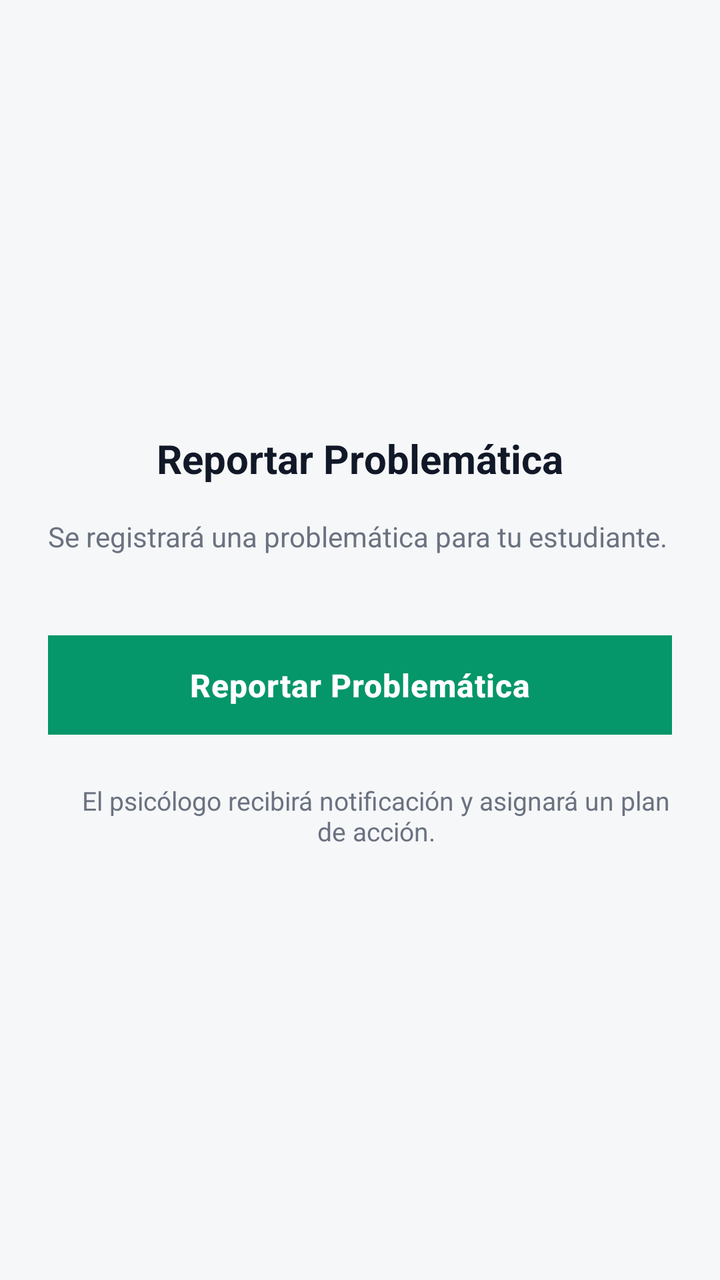
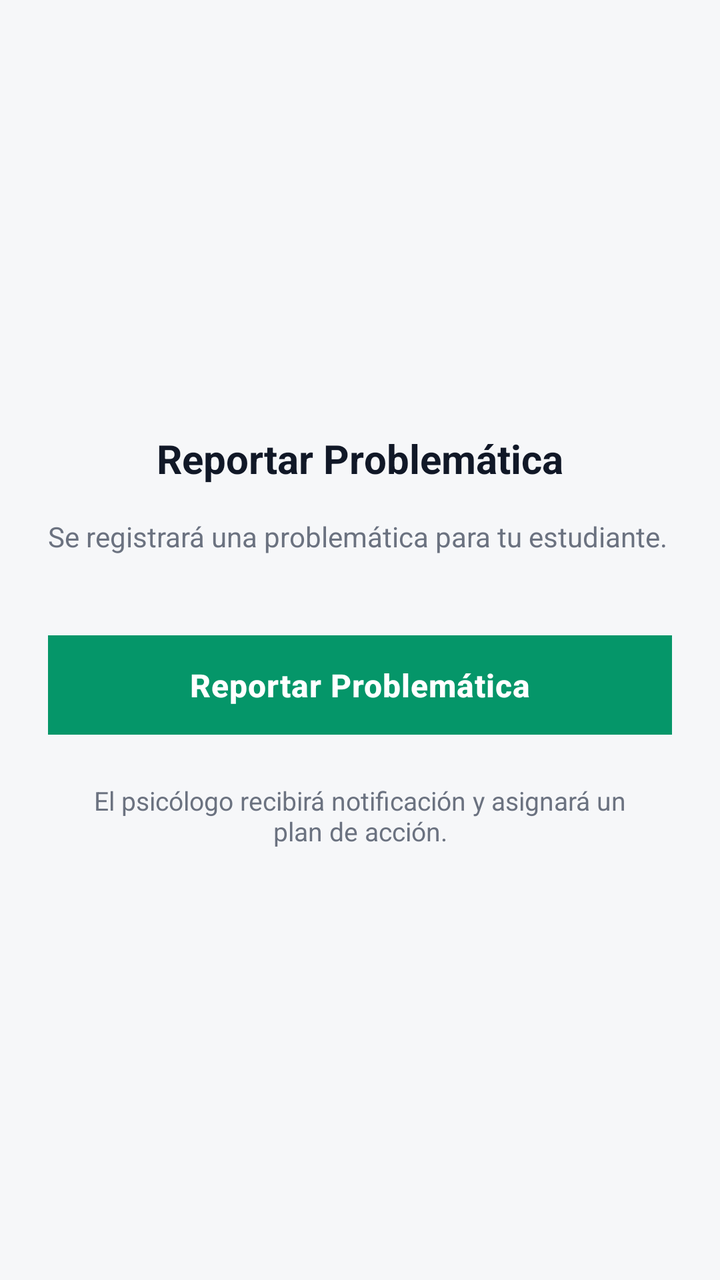

Compare the two renders of this Android layout. The source of the first and the diff that turns it into the second are given below.
<!-- AndroidManifest.xml: application theme Theme.BienestarUPC -->
<!-- res/layout/fragment_report_problematica.xml -->
<?xml version="1.0" encoding="utf-8"?>
<LinearLayout xmlns:android="http://schemas.android.com/apk/res/android"
    android:layout_width="match_parent"
    android:layout_height="match_parent"
    android:orientation="vertical"
    android:padding="24dp"
    android:gravity="center">

    <TextView
        android:layout_width="wrap_content"
        android:layout_height="wrap_content"
        android:layout_marginBottom="16dp"
        android:text="Reportar Problemática"
        android:textColor="@color/text_primary"
        android:textSize="20sp"
        android:textStyle="bold" />

    <TextView
        android:layout_width="match_parent"
        android:layout_height="wrap_content"
        android:layout_marginBottom="16dp"
        android:text="Se registrará una problemática para tu estudiante."
        android:textColor="@color/text_secondary"
        android:textSize="14sp" />

    <com.google.android.material.button.MaterialButton
        android:id="@+id/btn_reportar"
        android:layout_width="match_parent"
        android:layout_height="wrap_content"
        android:layout_marginTop="24dp"
        android:background="@color/green_primary"
        android:text="Reportar Problemática"
        android:textColor="@color/white"
        android:textAllCaps="false"
        android:textSize="16sp"/>

    <TextView
        android:layout_width="match_parent"
        android:layout_height="wrap_content"
        android:layout_marginTop="24dp"
        android:text="El psicólogo recibirá notificación y asignará un plan de acción."
        android:textColor="@color/text_secondary"
        android:textSize="13sp"
        android:gravity="center"
        android:paddingStart="16dp"
        paddingEnd="16dp"/>
</LinearLayout>
<!-- resources referenced by this layout -->
<resources>
  <color name="white">#FFFFFF</color>
  <style name="Theme.BienestarUPC" parent="Theme.Material3.DayNight.NoActionBar">
          
          <item name="colorPrimary">@color/green_primary</item>
          <item name="colorOnPrimary">@color/white_card</item>
          <item name="colorPrimaryContainer">@color/green_container</item>
          <item name="colorOnPrimaryContainer">@color/on_primary_container</item>
  
          
          <item name="colorSecondary">@color/green_primary</item>
          <item name="colorOnSecondary">@color/white_card</item>
          <item name="colorSecondaryContainer">@color/green_container</item>
          <item name="colorOnSecondaryContainer">@color/on_primary_container</item>
  
          
          <item name="colorTertiary">@color/teal_primary</item>
          <item name="colorOnTertiary">@color/white_card</item>
          <item name="colorTertiaryContainer">@color/teal_light</item>
          <item name="colorOnTertiaryContainer">#134E4A</item>
  
          
          <item name="android:colorBackground">@color/background_gray</item>
          <item name="colorSurface">@color/white_card</item>
          <item name="colorOnSurface">@color/text_primary</item>
          <item name="colorOnSurfaceVariant">@color/text_secondary</item>
          <item name="colorSurfaceContainerLow">@color/surface_container_low</item>
          <item name="colorSurfaceContainer">@color/surface_container</item>
          <item name="colorSurfaceContainerHigh">@color/surface_container_high</item>
          <item name="colorSurfaceContainerHighest">@color/surface_container_highest</item>
          <item name="colorSurfaceVariant">@color/background_gray</item>
          <item name="colorOutline">@color/surface_outline</item>
          <item name="colorOutlineVariant">@color/surface_outline_variant</item>
  
          
          <item name="colorError">@color/error_text</item>
          <item name="colorOnError">@color/white_card</item>
  
          
          <item name="android:statusBarColor">@color/green_primary_dark</item>
          <item name="android:windowLightStatusBar">false</item>
          
          <item name="android:windowOptOutEdgeToEdgeEnforcement">true</item>
  
          
          <item name="android:navigationBarColor">@color/white_card</item>
          <item name="android:windowLightNavigationBar" tools:targetApi="o_mr1">true</item>
  
          
          <item name="materialButtonStyle">@style/Widget.BienestarUPC.Button</item>
          <item name="textInputStyle">@style/Widget.BienestarUPC.TextInputLayout</item>
          <item name="materialCardViewStyle">@style/Widget.BienestarUPC.Card</item>
          <item name="bottomNavigationStyle">@style/BottomNavigationStyle</item>
          <item name="chipStyle">@style/Widget.BienestarUPC.Chip</item>
          <item name="materialAlertDialogTheme">@style/ThemeOverlay.BienestarUPC.MaterialAlertDialog</item>
          <item name="snackbarStyle">@style/Widget.BienestarUPC.Snackbar</item>
  
          
          <item name="android:fontFamily">sans-serif</item>
          <item name="android:letterSpacing">0.0</item>
  
          
          <item name="android:windowBackground">@color/background_gray</item>
      </style>
  <color name="white_card">#FFFFFF</color>
  <color name="teal_light">#CCFBF1</color>
  <color name="error_text">#DC2626</color>
  <style name="BottomNavigationStyle" parent="Widget.Material3.BottomNavigationView">
          <item name="android:background">@color/white_card</item>
          <item name="itemIconSize">24dp</item>
          <item name="itemRippleColor">@color/green_light</item>
          <item name="elevation">8dp</item>
      </style>
  <color name="gray_medium">#9CA3AF</color>
  <color name="green_light">#D1FAE5</color>
  <color name="chip_bg">#F3F4F6</color>
  <color name="chip_text">#111827</color>
  <!-- unchanged entries left out for length: 23 -->
</resources>

<!-- the commit's change to res/layout/fragment_report_problematica.xml (unified diff, before → after) -->
@@ -43,5 +43,5 @@
         android:textSize="13sp"
         android:gravity="center"
         android:paddingStart="16dp"
-        paddingEnd="16dp"/>
+        android:paddingEnd="16dp"/>
 </LinearLayout>
<!-- resource entries referenced after the edit -->
@@ -41,7 +41,7 @@
           <item name="android:statusBarColor">@color/green_primary_dark</item>
           <item name="android:windowLightStatusBar">false</item>
           
-          <item name="android:windowOptOutEdgeToEdgeEnforcement">true</item>
+          <item name="android:windowOptOutEdgeToEdgeEnforcement" tools:targetApi="35">true</item>
   
           
           <item name="android:navigationBarColor">@color/white_card</item>
@@ -67,13 +67,16 @@
   <color name="teal_light">#CCFBF1</color>
   <color name="error_text">#DC2626</color>
   <style name="BottomNavigationStyle" parent="Widget.Material3.BottomNavigationView">
-          <item name="android:background">@color/white_card</item>
+          <item name="android:background">@color/nav_background</item>
           <item name="itemIconSize">24dp</item>
           <item name="itemRippleColor">@color/green_light</item>
+          <item name="itemIconTint">@color/nav_item_text_color</item>
+          <item name="itemTextColor">@color/nav_item_text_color</item>
           <item name="elevation">8dp</item>
       </style>
   <color name="gray_medium">#9CA3AF</color>
   <color name="green_light">#D1FAE5</color>
+  <color name="nav_background">#FFFFFF</color>
   <color name="chip_bg">#F3F4F6</color>
   <color name="chip_text">#111827</color>
   <!-- unchanged entries left out for length: 23 -->
